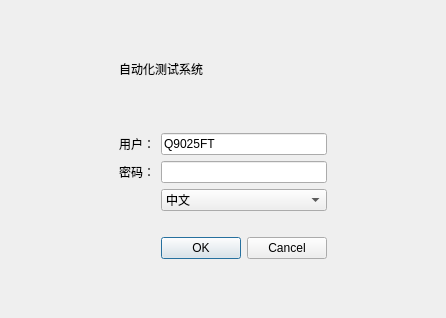
Before: the Qt Designer form dialoglogin.ui in RoadRover-AutoTest/QtDemo, drawn with Qt 5.
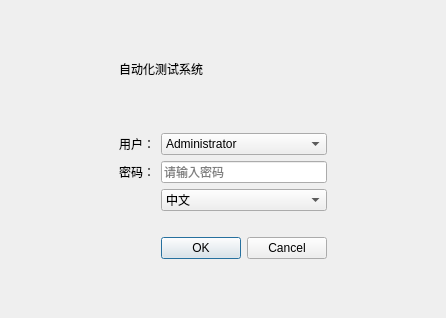
After: the same form once the commit is applied. Icons and pictures are not drawn.

```diff
--- a/dialoglogin.ui
+++ b/dialoglogin.ui
@@ -29,12 +29,12 @@
     </widget>
    </item>
    <item row="4" column="2">
-    <widget class="QLineEdit" name="lineEdit_password"/>
-   </item>
-   <item row="3" column="2">
-    <widget class="QLineEdit" name="lineEdit_name">
-     <property name="text">
-      <string>Q9025FT</string>
+    <widget class="QLineEdit" name="lineEdit_password">
+     <property name="echoMode">
+      <enum>QLineEdit::Password</enum>
+     </property>
+     <property name="placeholderText">
+      <string>请输入密码</string>
      </property>
     </widget>
    </item>
@@ -158,6 +158,25 @@
      </item>
     </widget>
    </item>
+   <item row="3" column="2">
+    <widget class="QComboBox" name="comboBox_name">
+     <item>
+      <property name="text">
+       <string>Administrator</string>
+      </property>
+     </item>
+     <item>
+      <property name="text">
+       <string>Designer</string>
+      </property>
+     </item>
+     <item>
+      <property name="text">
+       <string>User</string>
+      </property>
+     </item>
+    </widget>
+   </item>
   </layout>
  </widget>
  <resources>
```
